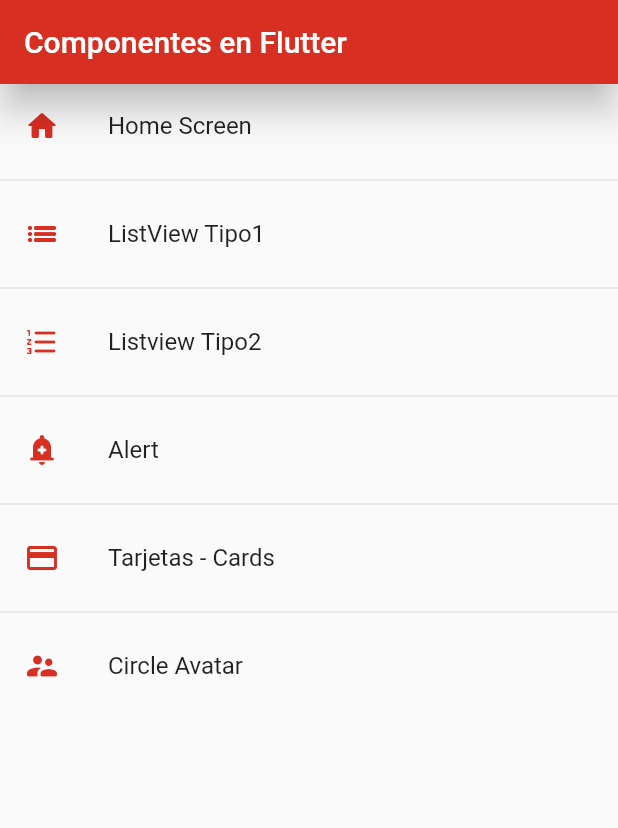
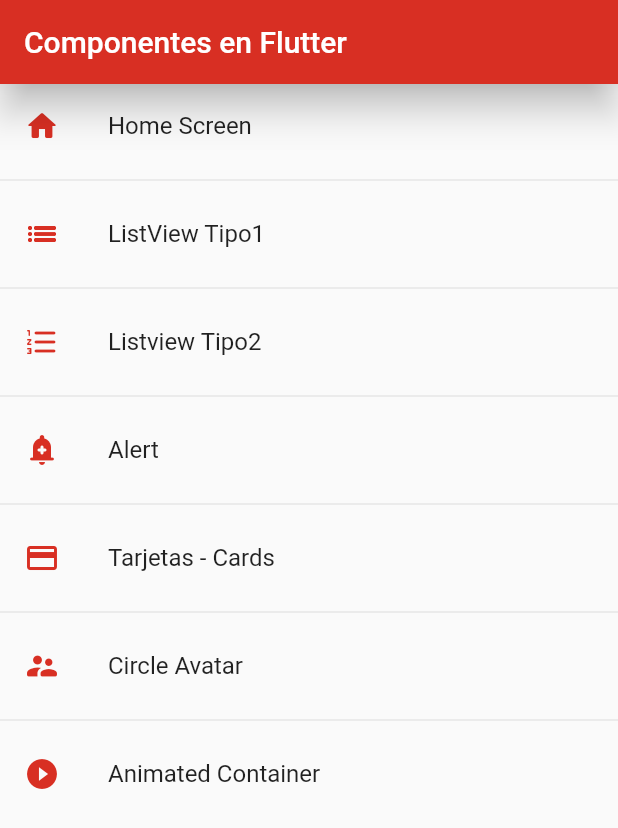
Before and after one commit to VioMoreno/fl_components_course, a Flutter app: the screen it shows after launch, on a phone screen of 412 x 824 dp. Shown: the top 828 px of the screen. Run offline on Flutter 3.47's test engine with Material 2 defaults, Android fonts, the phone set to English and light mode, and no system bars.

Commit message:
container1

```diff
--- a/lib/router/app_routes.dart
+++ b/lib/router/app_routes.dart
@@ -14,7 +14,8 @@ class AppRoutes {
     MenuOption(route: 'listview2', icon: Icons.format_list_numbered_rounded, name: 'Listview Tipo2', screen: const Listview2Screen()),
     MenuOption(route: 'Alert', icon: Icons.add_alert_rounded, name: 'Alert', screen: const AlertScreen()),
     MenuOption(route: 'Card', icon: Icons.credit_card_outlined, name: 'Tarjetas - Cards', screen: const CardScreen()),
-    MenuOption(route: 'Avatar', icon: Icons.supervisor_account_rounded, name: 'Circle Avatar', screen: const AvatarScreen())
+    MenuOption(route: 'Avatar', icon: Icons.supervisor_account_rounded, name: 'Circle Avatar', screen: const AvatarScreen()),
+    MenuOption(route: 'Animated', icon: Icons.play_circle_filled_outlined, name: 'Animated Container', screen: const AnimatedScreen())
   ];
 
 
--- a/lib/screens/screens.dart
+++ b/lib/screens/screens.dart
@@ -1,3 +1,4 @@
+
 export 'package:fl_componentes/screens/alerta.dart';
 export 'package:fl_componentes/screens/avatar.dart';
 export 'package:fl_componentes/screens/card.dart';
@@ -5,3 +6,4 @@ export 'package:fl_componentes/screens/home.dart';
 export 'package:fl_componentes/screens/listview1.dart';
 export 'package:fl_componentes/screens/listview2.dart';
 export 'package:flutter/material.dart';
+export 'package:fl_componentes/screens/animated.dart';
```
